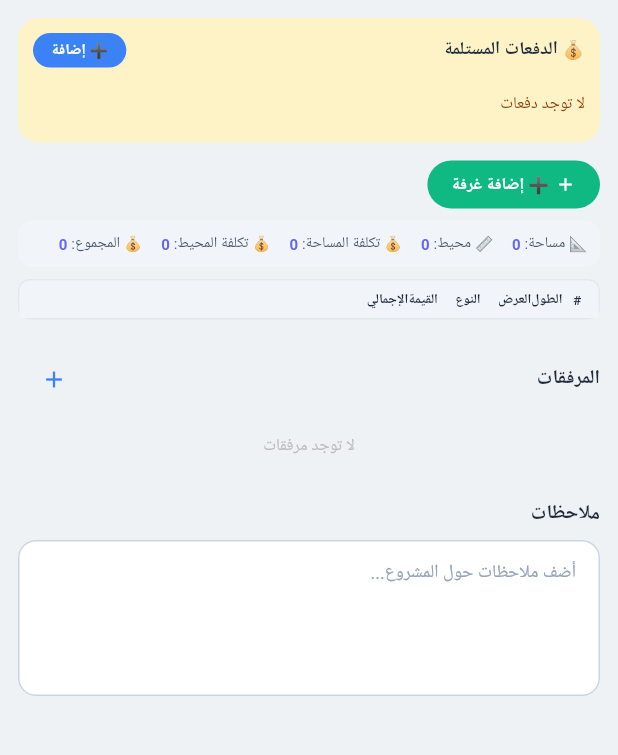
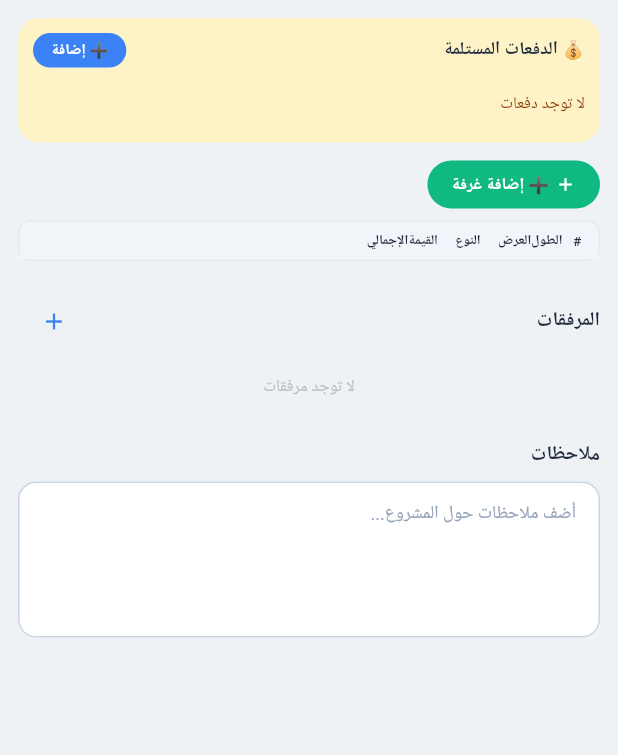
Before and after one commit to talhaabdelilah/works-pwa-app, a Flutter app: the ProjectDetailScreen screen opened directly with empty values, on a phone screen of 412 x 824 dp, the part 147-902 px from its top. Run offline on Flutter 3.47's test engine with Material 3 defaults, Android fonts, the phone set to English and light mode, and no system bars; our stand-ins replace image_picker, share_plus, shared_preferences; accounts and stored records are empty; Roboto replaces fonts that are missing (Cairo).

Commit message:
fix: إصلاح المجموع الكلي في HTML + دمج الملخص في البطاقة الصفراء + دقة الأعداد

```diff
--- a/lib/screens/customers/project_detail_screen.dart
+++ b/lib/screens/customers/project_detail_screen.dart
@@ -382,6 +382,46 @@ class _ProjectDetailScreenState extends State<ProjectDetailScreen> {
                           Text('${remaining.toStringAsFixed(0)} د.ل', style: TextStyle(fontSize: 10, fontWeight: FontWeight.bold, color: remaining > 0 ? const Color(0xFFEF4444) : const Color(0xFF065F46))),
                         ],
                       ),
+                      const Divider(),
+                      Row(
+                        children: [
+                          Text('📐 المساحة:', style: TextStyle(fontSize: 10, color: const Color(0xFF1E293B))),
+                          const Spacer(),
+                          Text('${totalArea.toStringAsFixed(2)} م²', style: TextStyle(fontSize: 10, fontWeight: FontWeight.bold, color: const Color(0xFF065F46))),
+                        ],
+                      ),
+                      const SizedBox(height: 2),
+                      Row(
+                        children: [
+                          Text('💰 تكلفة المساحة:', style: TextStyle(fontSize: 10, color: const Color(0xFF1E293B))),
+                          const Spacer(),
+                          Text('${areaCost.toStringAsFixed(0)} د.ل', style: TextStyle(fontSize: 10, fontWeight: FontWeight.bold, color: const Color(0xFF065F46))),
+                        ],
+                      ),
+                      const SizedBox(height: 2),
+                      Row(
+                        children: [
+                          Text('📏 المحيط:', style: TextStyle(fontSize: 10, color: const Color(0xFF1E293B))),
+                          const Spacer(),
+                          Text('${totalPerimeter.toStringAsFixed(2)} م', style: TextStyle(fontSize: 10, fontWeight: FontWeight.bold, color: const Color(0xFF065F46))),
+                        ],
+                      ),
+                      const SizedBox(height: 2),
+                      Row(
+                        children: [
+                          Text('💰 تكلفة المحيط:', style: TextStyle(fontSize: 10, color: const Color(0xFF1E293B))),
+                          const Spacer(),
+                          Text('${perimeterCost.toStringAsFixed(0)} د.ل', style: TextStyle(fontSize: 10, fontWeight: FontWeight.bold, color: const Color(0xFF065F46))),
+                        ],
+                      ),
+                      const SizedBox(height: 2),
+                      Row(
+                        children: [
+                          Text('🏗️ المجموع الكلي:', style: TextStyle(fontSize: 11, fontWeight: FontWeight.bold, color: const Color(0xFF1E293B))),
+                          const Spacer(),
+                          Text('${_project.totalCost.toStringAsFixed(0)} د.ل', style: TextStyle(fontSize: 11, fontWeight: FontWeight.bold, color: const Color(0xFF1E293B))),
+                        ],
+                      ),
                     ],
                   ],
                 ),
@@ -404,27 +444,6 @@ class _ProjectDetailScreenState extends State<ProjectDetailScreen> {
                       Text('➕ إضافة غرفة', style: TextStyle(fontSize: 11, color: Colors.white, fontWeight: FontWeight.bold)),
                     ],
                   ),
-                ),
-              ),
-              const SizedBox(height: 8),
-              // Rooms summary
-              Container(
-                width: double.infinity,
-                padding: const EdgeInsets.all(8),
-                decoration: BoxDecoration(
-                  color: const Color(0xFFF1F5F9),
-                  borderRadius: BorderRadius.circular(10),
-                ),
-                child: Wrap(
-                  spacing: 12,
-                  runSpacing: 4,
-                  children: [
-                    _summarySpan('📐 مساحة', '${totalArea.toStringAsFixed(0)}', const Color(0xFF6366F1)),
-                    _summarySpan('📏 محيط', '${totalPerimeter.toStringAsFixed(0)}', const Color(0xFF6366F1)),
-                    _summarySpan('💰 تكلفة المساحة', '${areaCost.toStringAsFixed(0)}', const Color(0xFF6366F1)),
-                    _summarySpan('💰 تكلفة المحيط', '${perimeterCost.toStringAsFixed(0)}', const Color(0xFF6366F1)),
-                    _summarySpan('💰 المجموع', '${_project.totalCost.toStringAsFixed(0)}', const Color(0xFF6366F1)),
-                  ],
                 ),
               ),
               const SizedBox(height: 8),
@@ -547,16 +566,6 @@ class _ProjectDetailScreenState extends State<ProjectDetailScreen> {
     );
   }
 
-  Widget _summarySpan(String label, String value, Color color) {
-    return Row(
-      mainAxisSize: MainAxisSize.min,
-      children: [
-        Text('$label: ', style: const TextStyle(fontSize: 10, color: Color(0xFF475569))),
-        Text(value, style: TextStyle(fontSize: 10, fontWeight: FontWeight.bold, color: color)),
-      ],
-    );
-  }
-
   Widget _roomHeaderCell(String label, double? width) {
     return SizedBox(
       width: width,
@@ -578,20 +587,17 @@ class _RoomDialog extends StatefulWidget {
 class _RoomDialogState extends State<_RoomDialog> {
   final _lengthCtrl = TextEditingController();
   final _widthCtrl = TextEditingController();
-  final _priceCtrl = TextEditingController();
   String _calcMode = 'area';
 
   @override
   void dispose() {
     _lengthCtrl.dispose();
     _widthCtrl.dispose();
-    _priceCtrl.dispose();
     super.dispose();
   }
 
   @override
   Widget build(BuildContext context) {
-    _priceCtrl.text = widget.pricePerMeter.toString();
     return Directionality(
       textDirection: TextDirection.rtl,
       child: AlertDialog(
@@ -602,19 +608,13 @@ class _RoomDialogState extends State<_RoomDialog> {
             TextField(
               controller: _lengthCtrl,
               decoration: const InputDecoration(labelText: 'الطول'),
-              keyboardType: TextInputType.number,
+              keyboardType: const TextInputType.numberWithOptions(decimal: true),
             ),
             const SizedBox(height: 12),
             TextField(
               controller: _widthCtrl,
               decoration: const InputDecoration(labelText: 'العرض'),
-              keyboardType: TextInputType.number,
-            ),
-            const SizedBox(height: 12),
-            TextField(
-              controller: _priceCtrl,
-              decoration: const InputDecoration(labelText: 'سعر المتر'),
-              keyboardType: TextInputType.number,
+              keyboardType: const TextInputType.numberWithOptions(decimal: true),
             ),
             const SizedBox(height: 12),
             SegmentedButton<String>(
@@ -634,13 +634,12 @@ class _RoomDialogState extends State<_RoomDialog> {
               final l = double.tryParse(_lengthCtrl.text.trim());
               final w = double.tryParse(_widthCtrl.text.trim());
               if (l == null || w == null) return;
-              final price = double.tryParse(_priceCtrl.text.trim()) ?? widget.pricePerMeter;
               final room = Room(
                 id: DateTime.now().millisecondsSinceEpoch,
                 lengthVal: l,
                 widthVal: w,
                 calcMode: _calcMode,
-                pricePerMeter: price,
+                pricePerMeter: widget.pricePerMeter,
               );
               widget.onSave(room);
               Navigator.pop(context);
@@ -672,8 +671,8 @@ class _RoomTableRow extends StatelessWidget {
 
   @override
   Widget build(BuildContext context) {
-    final lCtrl = TextEditingController(text: room.lengthVal?.toStringAsFixed(1) ?? '');
-    final wCtrl = TextEditingController(text: room.widthVal?.toStringAsFixed(1) ?? '');
+    final lCtrl = TextEditingController(text: room.lengthVal?.toStringAsFixed(2) ?? '');
+    final wCtrl = TextEditingController(text: room.widthVal?.toStringAsFixed(2) ?? '');
     return StatefulBuilder(
       builder: (context, setLocalState) {
         return Container(
@@ -744,7 +743,7 @@ class _RoomTableRow extends StatelessWidget {
               Expanded(
                 child: GestureDetector(
                   onTap: onCalc,
-                  child: Text('${room.meterValue.toStringAsFixed(1)}', style: const TextStyle(fontSize: 9, fontWeight: FontWeight.bold), textAlign: TextAlign.center),
+                  child: Text('${room.meterValue.toStringAsFixed(2)}', style: const TextStyle(fontSize: 9, fontWeight: FontWeight.bold), textAlign: TextAlign.center),
                 ),
               ),
               Expanded(
```
Also changed, not shown: 1 other file.
